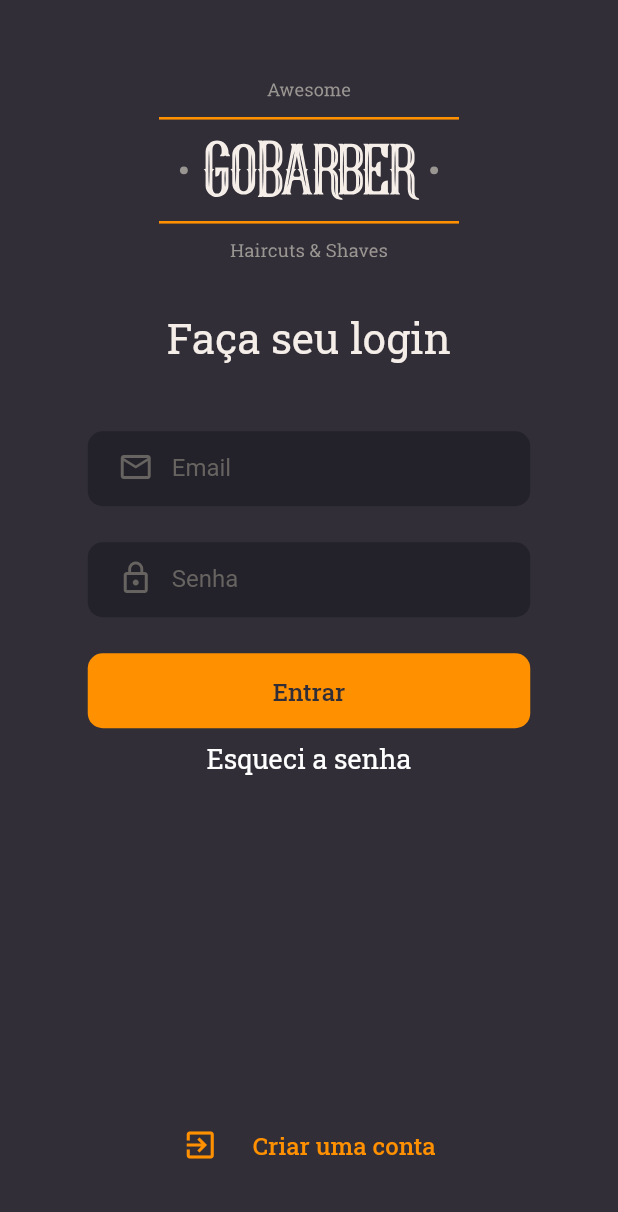
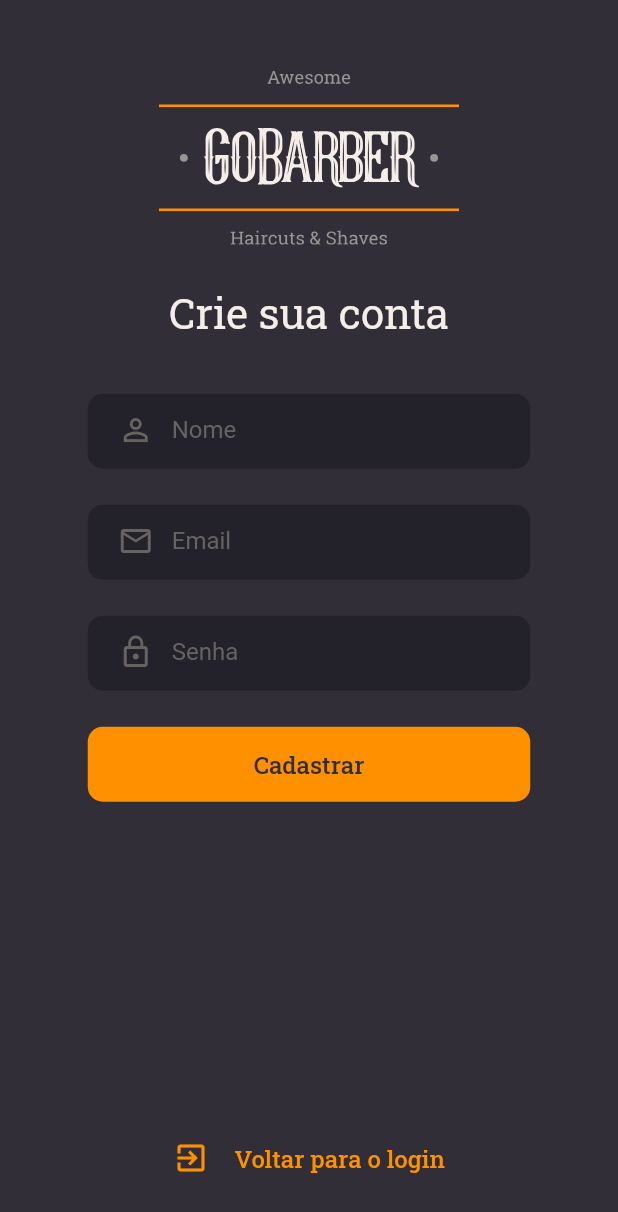
Before and after one commit to AnalogicAllergy/gobarber, a Flutter app: the screen it shows after launch, after a tap on "Criar uma conta", on a phone screen of 412 x 824 dp. Shown: the top 1212 px of the screen. Run offline on Flutter 3.47's test engine with Material 2 defaults, Android fonts, the phone set to English and light mode, and no system bars; our stand-ins replace flutter_svg, google_fonts, splashscreen, supercharged.

Commit message:
Tela de register finalizada com navigation

```diff
--- a/lib/main.dart
+++ b/lib/main.dart
@@ -55,19 +55,6 @@ class MyHomePage extends StatefulWidget {
 }
 
 class _MyHomePageState extends State<MyHomePage> {
-  int _counter = 0;
-
-  void _incrementCounter() {
-    setState(() {
-      // This call to setState tells the Flutter framework that something has
-      // changed in this State, which causes it to rerun the build method below
-      // so that the display can reflect the updated values. If we changed
-      // _counter without calling setState(), then the build method would not be
-      // called again, and so nothing would appear to happen.
-      _counter++;
-    });
-  }
-
   @override
   Widget build(BuildContext context) {
     return _introScreen();
--- a/lib/pages/login.dart
+++ b/lib/pages/login.dart
@@ -4,6 +4,7 @@ import 'package:gobarber/components/composite_button.dart';
 import 'package:gobarber/components/orange_button.dart';
 import 'package:gobarber/components/text_field.dart';
 import 'package:gobarber/pages/main_logged.dart';
+import 'package:gobarber/pages/register.dart';
 import 'package:google_fonts/google_fonts.dart';
 import 'package:supercharged/supercharged.dart';
 
@@ -85,7 +86,10 @@ class LoginScreen extends StatelessWidget {
               child: CompositeButton(
                 buttonText: "Criar uma conta",
                 onPressed: () {
-                  print("Criar uma conta");
+                  Navigator.push(
+                      context,
+                      MaterialPageRoute(
+                          builder: (context) => RegisterScreen()));
                 },
                 icon: Icon(
                   Icons.exit_to_app,
--- /dev/null
+++ b/lib/pages/register.dart
@@ -0,0 +1,102 @@
+import 'package:flutter/material.dart';
+import 'package:flutter_svg/flutter_svg.dart';
+import 'package:gobarber/components/composite_button.dart';
+import 'package:gobarber/components/orange_button.dart';
+import 'package:gobarber/components/text_field.dart';
+import 'package:gobarber/pages/login.dart';
+import 'package:gobarber/pages/main_logged.dart';
+import 'package:google_fonts/google_fonts.dart';
+import 'package:supercharged/supercharged.dart';
+
+class RegisterScreen extends StatelessWidget {
+  @override
+  Widget build(BuildContext context) {
+    return Scaffold(
+        backgroundColor: '#312E38'.toColor(),
+        body: Column(
+          mainAxisAlignment: MainAxisAlignment.spaceEvenly,
+          children: [
+            Align(
+              alignment: Alignment.topCenter,
+              child: Padding(
+                padding: const EdgeInsets.only(top: 20),
+                child: SvgPicture.asset('assets/images/logo.svg'),
+              ),
+            ),
+            Text(
+              "Crie sua conta",
+              style: GoogleFonts.robotoSlab(
+                  fontSize: 28, color: '#F4EDE8'.toColor()),
+            ),
+            Center(
+              child: Column(
+                mainAxisAlignment: MainAxisAlignment.spaceEvenly,
+                // crossAxisAlignment: CrossAxisAlignment.center,
+                children: [
+                  Padding(
+                    padding: const EdgeInsets.all(8.0),
+                    child: CustomTextField(
+                        hint: "Nome",
+                        prefix: Icon(
+                          Icons.person_outline,
+                          color: '#666360'.toColor(),
+                        ),
+                        textInputType: TextInputType.text),
+                  ),
+                  Padding(
+                    padding: const EdgeInsets.all(8.0),
+                    child: CustomTextField(
+                        hint: "Email",
+                        prefix: Icon(
+                          Icons.mail_outline,
+                          color: '#666360'.toColor(),
+                        ),
+                        textInputType: TextInputType.text),
+                  ),
+                  Padding(
+                    padding: const EdgeInsets.all(8.0),
+                    child: CustomTextField(
+                      hint: "Senha",
+                      prefix: Icon(
+                        Icons.lock_outline,
+                        color: '#666360'.toColor(),
+                      ),
+                      textInputType: TextInputType.text,
+                      obscure: true,
+                    ),
+                  ),
+                  Padding(
+                    padding: const EdgeInsets.all(8.0),
+                    child: OrangeButton(
+                      buttonText: "Cadastrar",
+                      onPressed: () {
+                        print("Cadastrar");
+                        // Navigator.push(context,
+                        //     MaterialPageRoute(builder: (context) => MainLogged()));
+                      },
+                    ),
+                  ),
+                ],
+              ),
+            ),
+            SizedBox(
+              height: 150,
+            ),
+            Align(
+              alignment: Alignment.bottomCenter,
+              child: CompositeButton(
+                buttonText: "Voltar para o login",
+                onPressed: () {
+                  Navigator.push(context,
+                      MaterialPageRoute(builder: (context) => LoginScreen()));
+                },
+                icon: Icon(
+                  Icons.exit_to_app,
+                  color: '#FF9000'.toColor(),
+                ),
+              ),
+            )
+          ],
+        ));
+  }
+}
```
